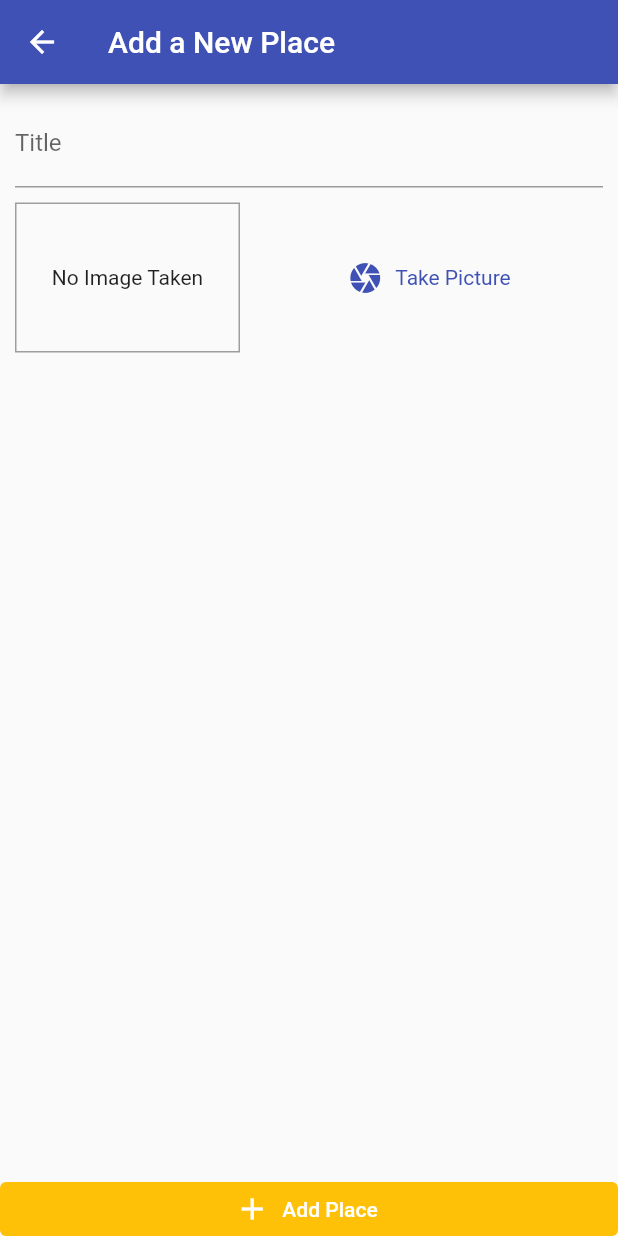
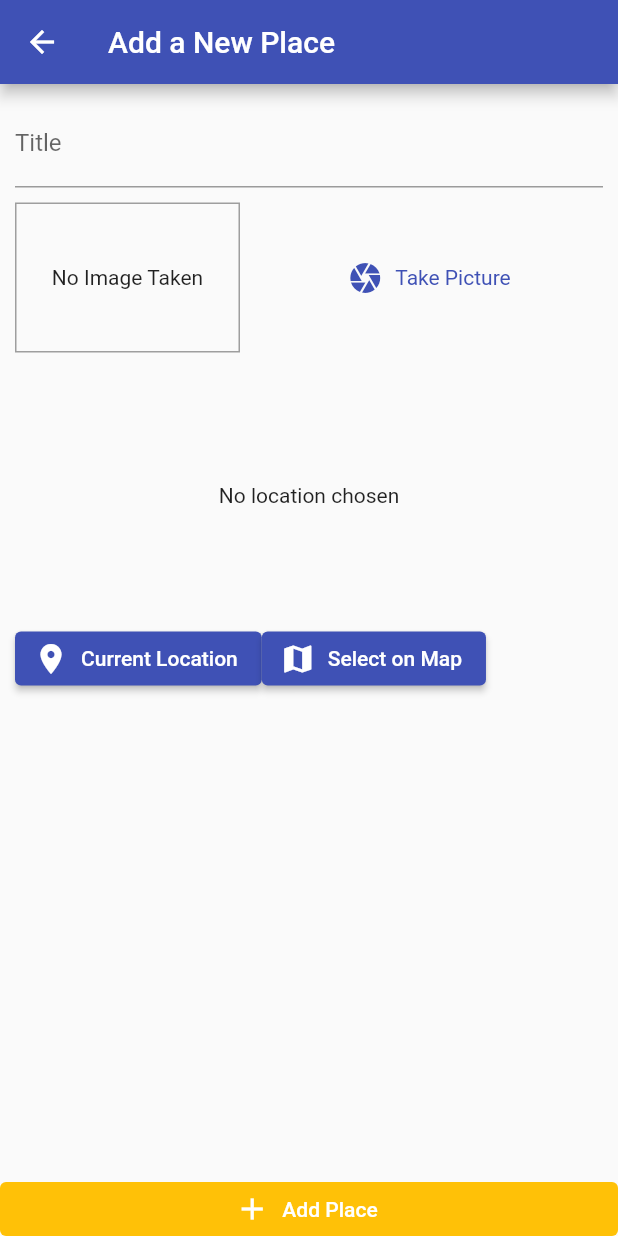
Before and after one commit to Obinna-e/greatplaces, a Flutter app: the screen it shows after launch, after a tap on the "add" icon, on a phone screen of 412 x 824 dp. Run offline on Flutter 3.47's test engine with Material 2 defaults, Android fonts, the phone set to English and light mode, and no system bars; our stand-ins replace image_picker, sqflite; accounts and stored records are empty.

Commit message:
location feature

```diff
--- a/lib/helpers/db_helper.dart
+++ b/lib/helpers/db_helper.dart
@@ -5,17 +5,30 @@ import 'package:path/path.dart' as path;
 where database is stored. Have to use path.join() because you need dbPath
 that includes database name*/
 class DBHelper {
-  static Future<void> insert(String table, Map<String, Object> data) async {
+  static Future<sql.Database> database() async {
     final dbPath = await sql.getDatabasesPath();
-    sql.openDatabase(
+    return sql.openDatabase(
       path.join(dbPath, 'places.db'),
       onCreate: (db, version) {
         return db.execute(
-            'CREATE TABLE user_places(id TEXT PRIMARY KEY, title TEXT, image TEXT');
+          'CREATE TABLE user_places(id TEXT PRIMARY KEY, title TEXT, image TEXT)',
+        );
       },
       /*On first launch this path doesn't exist. Function actually creates this
       path when it doesn't exist*/
       version: 1, //can change version if want to work with new db
     );
   }
+
+  static Future<void> insert(String table, Map<String, Object> data) async {
+    final db = await DBHelper.database();
+    db.insert(table, data, conflictAlgorithm: sql.ConflictAlgorithm.replace);
+    /*ConflictAlgorithm.replace means inserting data for id with existing
+    data overrides it*/
+  }
+
+  static Future<List<Map<String, dynamic>>> getData(String table) async {
+    final db = await DBHelper.database();
+    return db.query(table);
+  }
 }
--- a/lib/providers/great_places.dart
+++ b/lib/providers/great_places.dart
@@ -1,6 +1,7 @@
 import 'package:flutter/foundation.dart';
 
 import '../models/place.dart';
+import '../helpers/db_helper.dart';
 
 import 'dart:io';
 
@@ -26,5 +27,28 @@ class GreatPlaces with ChangeNotifier {
 
     _items.add(newPlace);
     notifyListeners();
+    DBHelper.insert('user_places', {
+      'id': newPlace.id,
+      'title': newPlace.title,
+      'image': newPlace.image.path, //storing path because can't store img in db
+    });
+    //keys in map have to match field names in CREATE TABLE
+  }
+
+  Future<void> fetchAndSetPlaces() async {
+    final dataList = await DBHelper.getData('user_places');
+    _items = dataList
+        .map(
+          (item) => Place(
+            id: item['id'],
+            title: item['title'],
+            image: File(item['image']),
+            /*Need image here not path so used File to create a file from
+               image path and load file to memory*/
+            location: null,
+          ),
+        )
+        .toList();
+    notifyListeners();
   }
 }
--- a/lib/screens/add_place_screen.dart
+++ b/lib/screens/add_place_screen.dart
@@ -5,6 +5,7 @@ import 'package:provider/provider.dart';
 
 import '../widgets/image_input.dart';
 import '../providers/great_places.dart';
+import '../widgets/location_input.dart';
 
 class AddPlaceScreen extends StatefulWidget {
   static const routeName = '/add-place';
@@ -55,6 +56,10 @@ class _AddPlaceScreenState extends State<AddPlaceScreen> {
                       height: 10,
                     ),
                     ImageInput(_selectImage),
+                    SizedBox(
+                      height: 10,
+                    ),
+                    LocationInput(),
                   ],
                 ),
               ),
--- a/lib/screens/places_list_screen.dart
+++ b/lib/screens/places_list_screen.dart
@@ -2,7 +2,7 @@ import 'package:flutter/material.dart';
 import 'package:provider/provider.dart';
 
 import './add_place_screen.dart';
-import 'package:greatplaces/providers/great_places.dart';
+import '../providers/great_places.dart';
 
 class PlacesListScreen extends StatelessWidget {
   @override
@@ -19,7 +19,15 @@ class PlacesListScreen extends StatelessWidget {
           )
         ],
       ),
-      body: Consumer<GreatPlaces>(
+      body: FutureBuilder(
+        future: Provider.of<GreatPlaces>(context, listen: false)
+            .fetchAndSetPlaces(),
+        builder: (ctx, snapshot) => snapshot.connectionState ==
+                ConnectionState.waiting
+            ? Center(
+                child: CircularProgressIndicator(),
+              )
+            : Consumer<GreatPlaces>(
                 child: Center(
                   child: const Text('Got no places yet, start adding some!'),
                 ),
@@ -29,7 +37,8 @@ class PlacesListScreen extends StatelessWidget {
                         itemCount: greatPlaces.items.length,
                         itemBuilder: (ctx, i) => ListTile(
                           leading: CircleAvatar(
-                    backgroundImage: FileImage(greatPlaces.items[i].image),
+                            backgroundImage:
+                                FileImage(greatPlaces.items[i].image),
                           ),
                           title: Text(greatPlaces.items[i].title),
                           onTap: () {
@@ -38,6 +47,7 @@ class PlacesListScreen extends StatelessWidget {
                         ),
                       ),
               ),
+      ),
     );
   }
 }
--- /dev/null
+++ b/lib/widgets/location_input.dart
@@ -0,0 +1,51 @@
+import 'package:flutter/material.dart';
+
+class LocationInput extends StatefulWidget {
+  @override
+  _LocationInputState createState() => _LocationInputState();
+}
+
+class _LocationInputState extends State<LocationInput> {
+  String _previewImageUrl;
+
+  @override
+  Widget build(BuildContext context) {
+    return Column(
+      children: [
+        Container(
+          alignment: Alignment.center,
+          height: 170,
+          width: double.infinity,
+          child: _previewImageUrl == null
+              ? Text(
+                  'No location chosen',
+                  textAlign: TextAlign.center,
+                )
+              : Image.network(
+                  _previewImageUrl,
+                  fit: BoxFit.cover,
+                  width: double.infinity,
+                ),
+        ),
+        Row(
+          children: [
+            ElevatedButton.icon(
+              onPressed: () {},
+              icon: Icon(Icons.location_on),
+              label: Text('Current Location'),
+              style: ElevatedButton.styleFrom(
+                  primary: Theme.of(context).primaryColor),
+            ),
+            ElevatedButton.icon(
+              onPressed: () {},
+              icon: Icon(Icons.map),
+              label: Text('Select on Map'),
+              style: ElevatedButton.styleFrom(
+                  primary: Theme.of(context).primaryColor),
+            ),
+          ],
+        )
+      ],
+    );
+  }
+}
--- a/pubspec.yaml
+++ b/pubspec.yaml
@@ -27,11 +27,13 @@ dependencies:
   image_picker: ^0.8.0+3
   path_provider: ^2.0.2
   path: ^1.8.0
+  location: ^4.2.0
 
 
   # The following adds the Cupertino Icons font to your application.
   # Use with the CupertinoIcons class for iOS style icons.
   cupertino_icons: ^1.0.2
+  sqflite: ^2.0.0+3
 
 dev_dependencies:
   flutter_test:
```
Also changed, not shown: pubspec.lock, 4 other files. Lines whose indentation alone changed are shown as unchanged.
